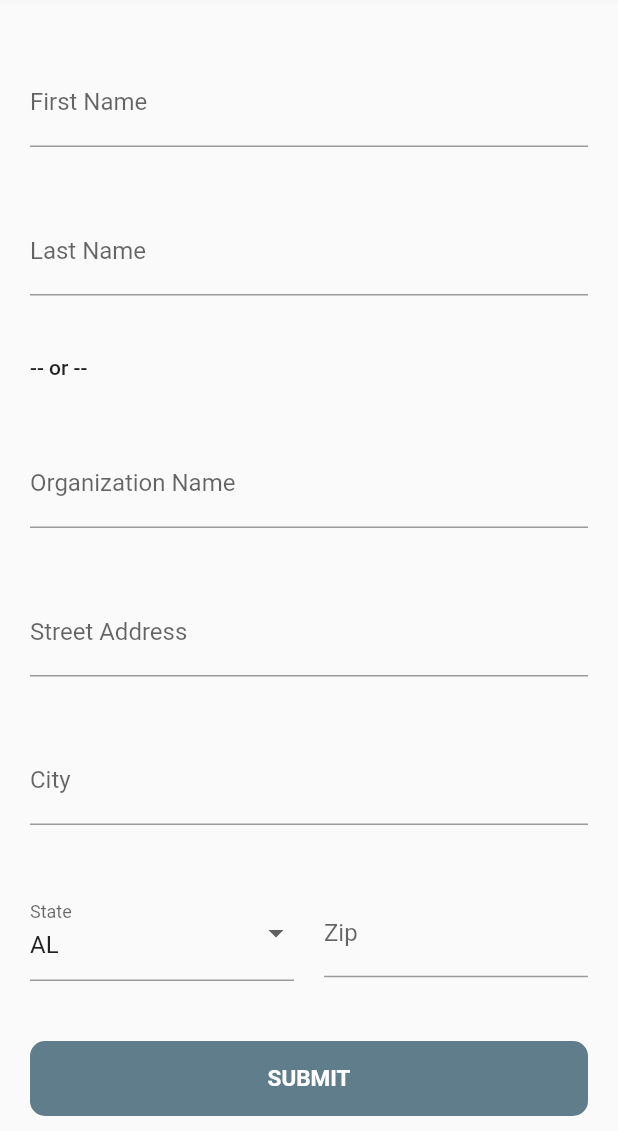
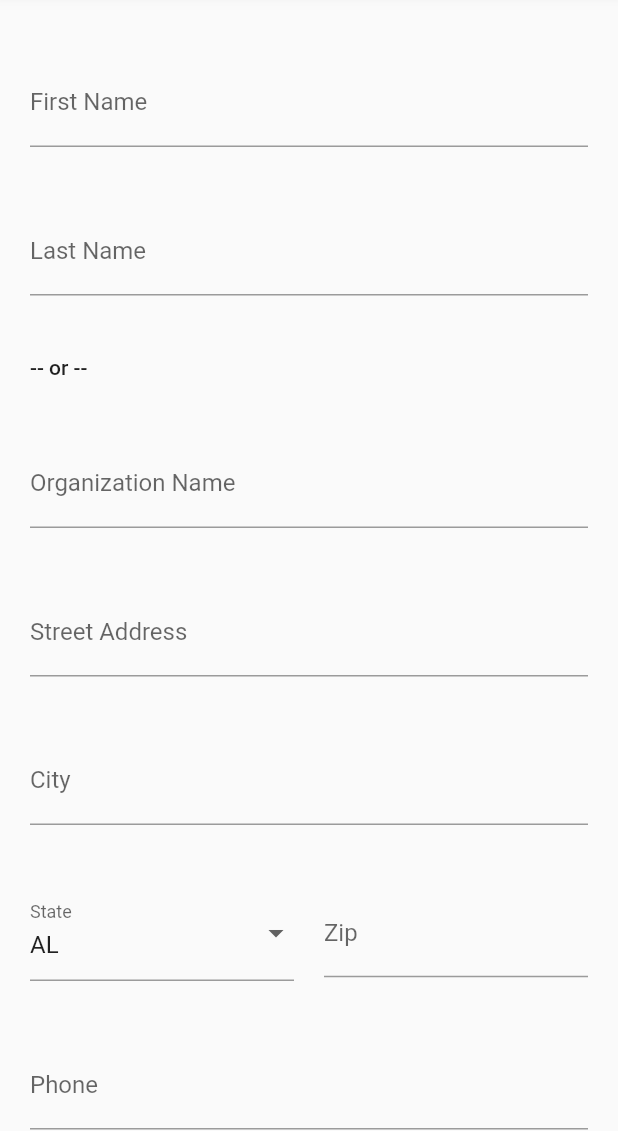
Before and after one commit to trey-a-hope/dayton-human-relations-council, a Flutter app: the screen it shows after launch, scrolled down 432 dp, on a phone screen of 412 x 824 dp, the part 105-1236 px from its top. Run offline on Flutter 3.47's test engine with Material 2 defaults, Android fonts, the phone set to English and light mode, and no system bars; drawn by our look-alikes of flutter_form_builder; our stand-ins replace bloc, equatable, flutter_bloc, get_it; Roboto replaces fonts that are missing (SFUIDisplay); project files that could hold a hidden picture were left out.

Commit message:
Added phone field to form.

```diff
--- a/lib/complaint_form/complaint_form_bloc.dart
+++ b/lib/complaint_form/complaint_form_bloc.dart
@@ -24,6 +24,7 @@ class ComplaintFormBloc extends Bloc<ComplaintFormEvent, ComplaintFormState> {
       final String city = formData['city'];
       final String state = formData['state'];
       final String zip = formData['zip'];
+      final String phone = formData['phone'];
 
       print(formData);
 
--- a/lib/complaint_form/complaint_form_page.dart
+++ b/lib/complaint_form/complaint_form_page.dart
@@ -3,6 +3,7 @@ import 'package:dayton_human_relations_council/constants.dart';
 import 'package:dayton_human_relations_council/widgets/custom_button.dart';
 import 'package:dayton_human_relations_council/widgets/custom_spinner.dart';
 import 'package:flutter/material.dart';
+import 'package:flutter/services.dart';
 import 'package:flutter_bloc/flutter_bloc.dart';
 import 'package:flutter_form_builder/flutter_form_builder.dart';
 
@@ -14,6 +15,7 @@ class ComplaintFormPage extends StatefulWidget {
 class _ComplaintFormPageState extends State<ComplaintFormPage> {
   final GlobalKey<ScaffoldState> _scaffoldKey = GlobalKey<ScaffoldState>();
   final GlobalKey<FormBuilderState> _formKey = GlobalKey<FormBuilderState>();
+  final _mobileFormatter = NumberTextInputFormatter();
 
   Map<String, FocusNode> _focusNodes;
 
@@ -29,6 +31,7 @@ class _ComplaintFormPageState extends State<ComplaintFormPage> {
       'city': FocusNode(),
       'state': FocusNode(),
       'zip': FocusNode(),
+      'phone': FocusNode(),
     };
   }
 
@@ -231,7 +234,8 @@ class _ComplaintFormPageState extends State<ComplaintFormPage> {
                             // initialValue: 'Male',
                             allowClear: true,
                             hint: Text(''),
-                            initialValue: STATES_DROPDOWN_DATA[0]['abbreviation'],
+                            initialValue: STATES_DROPDOWN_DATA[0]
+                                ['abbreviation'],
                             validator: FormBuilderValidators.compose(
                                 [FormBuilderValidators.required(context)]),
                             items: STATES_DROPDOWN_DATA
@@ -263,6 +267,33 @@ class _ComplaintFormPageState extends State<ComplaintFormPage> {
                           ),
                         )
                       ],
+                    ),
+                  ),
+                  Padding(
+                    padding: EdgeInsets.all(20),
+                    child: FormBuilderTextField(
+                      onSubmitted: (value) {
+                        FocusScope.of(context)
+                            .requestFocus(_focusNodes['email']);
+                      },
+                      focusNode: _focusNodes['phone'],
+                      name: 'phone',
+                      decoration: InputDecoration(
+                        labelText: 'Phone',
+                      ),
+                      onChanged: (value) {},
+                      // valueTransformer: (text) => num.tryParse(text),
+                      maxLength: 10,
+                      inputFormatters: [
+                        _mobileFormatter,
+                        FilteringTextInputFormatter.digitsOnly,
+                      ],
+                      validator: FormBuilderValidators.compose(
+                        [
+                          FormBuilderValidators.required(context),
+                        ],
+                      ),
+                      keyboardType: TextInputType.phone,
                     ),
                   ),
                   Padding(
@@ -308,3 +339,29 @@ class _ComplaintFormPageState extends State<ComplaintFormPage> {
     );
   }
 }
+
+class NumberTextInputFormatter extends TextInputFormatter {
+  @override
+  TextEditingValue formatEditUpdate(
+      TextEditingValue oldValue, TextEditingValue newValue) {
+    final int newTextLength = newValue.text.length;
+    int selectionIndex = newValue.selection.end;
+    int usedSubstringIndex = 0;
+    final StringBuffer newText = new StringBuffer();
+    if (newTextLength >= 1) {
+      newText.write('+');
+      if (newValue.selection.end >= 1) selectionIndex++;
+    }
+    if (newTextLength >= 3) {
+      newText.write(newValue.text.substring(0, usedSubstringIndex = 2) + ' ');
+      if (newValue.selection.end >= 2) selectionIndex += 1;
+    }
+    // Dump the rest.
+    if (newTextLength >= usedSubstringIndex)
+      newText.write(newValue.text.substring(usedSubstringIndex));
+    return new TextEditingValue(
+      text: newText.toString(),
+      selection: new TextSelection.collapsed(offset: selectionIndex),
+    );
+  }
+}
```
Also changed, not shown: 2 other files.
